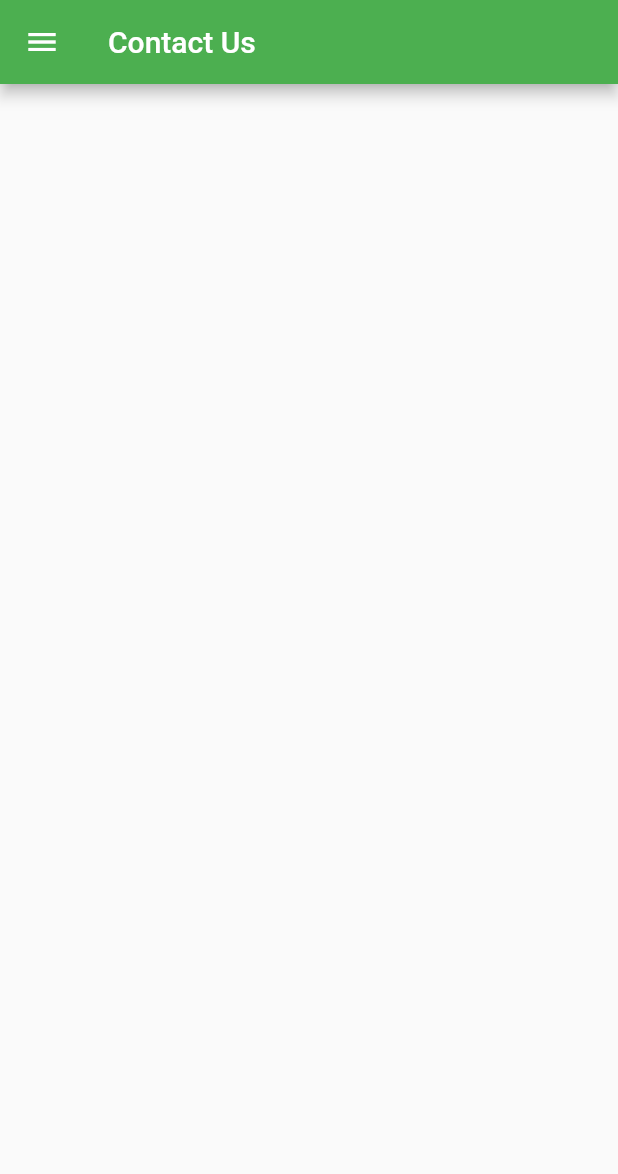
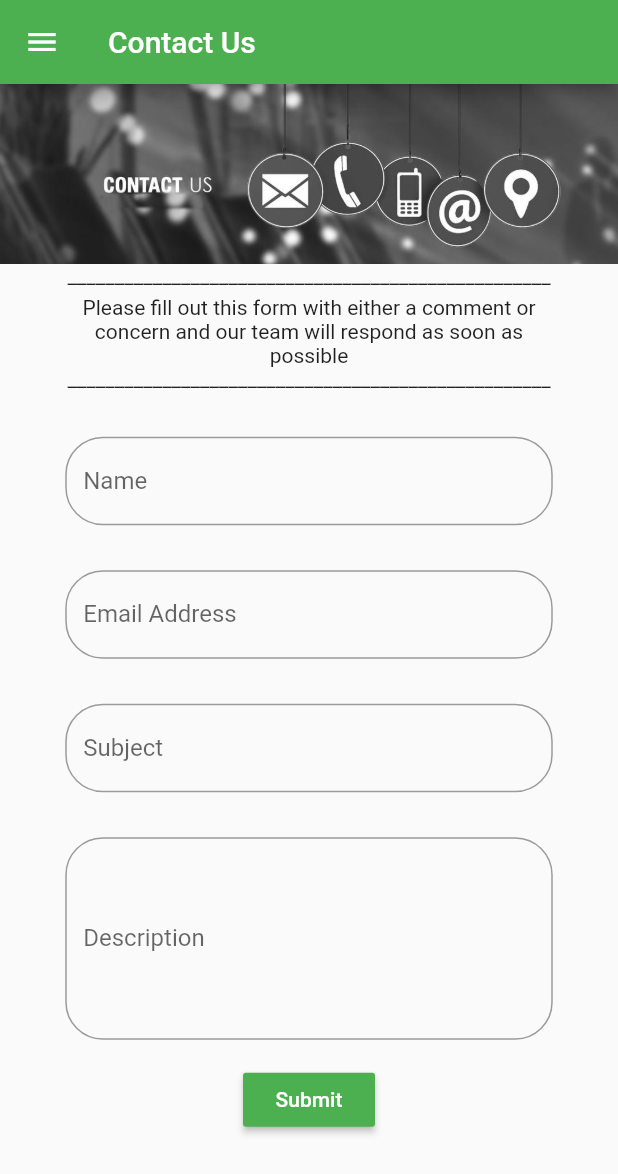
Before and after one commit to jmkurtz/SE330_HumanFactorsAndUserInterface, a Flutter app: the ContactUsPage screen opened directly, on a phone screen of 412 x 824 dp. Shown: the top 1174 px of the screen. Run offline on Flutter 3.47's test engine with Material 2 defaults, Android fonts, the phone set to English and light mode, and no system bars; our stand-ins replace sqflite; accounts and stored records are empty.

Commit message:
Finished Contact Page
-Finished the Contact Page
-Added more folder structure
-Added an image for the contact page
-Added Widgets as assets

```diff
--- /dev/null
+++ b/store_app/lib/Helpers/notificationHelper.dart
@@ -0,0 +1,5 @@
+class NotificationHelper{
+    createNotification() async {
+
+    }
+}
--- /dev/null
+++ b/store_app/lib/Widgets/Inputs/descriptionBox.dart
@@ -0,0 +1,41 @@
+import 'package:flutter/material.dart';
+
+class DescriptionBox extends StatefulWidget {
+  DescriptionBox({Key key, this.height = 50, this.width = 325, this.labelText, this.hintText, this.errorText}) : super(key: key);
+
+  final double width;
+  final double height;
+  final String labelText;
+  final String hintText;
+  final String errorText;
+
+  @override
+  _DescriptionBoxState createState() => _DescriptionBoxState();
+}
+
+class _DescriptionBoxState extends State<DescriptionBox> {
+  @override
+  Widget build(BuildContext context) {
+    return new Container(
+      width: widget.width,
+      child: new TextFormField(
+        maxLines: 5,
+        decoration: new InputDecoration(
+          labelText: widget.labelText,
+          hintText: widget.hintText,
+          fillColor: Colors.white,
+          border: new OutlineInputBorder(
+            borderRadius: new BorderRadius.circular(25.0),
+            borderSide: BorderSide(),
+          ),
+        ),
+        validator: (value) {
+          if(value.isEmpty){
+            return widget.errorText;
+          }
+          return null;
+        },
+      )
+    );
+  }
+}
--- /dev/null
+++ b/store_app/lib/Widgets/Inputs/emailBox.dart
@@ -0,0 +1,39 @@
+import 'package:flutter/material.dart';
+
+class EmailBox extends StatefulWidget {
+  EmailBox({Key key, this.width = 325, this.labelText, this.hintText, this.errorText}) : super(key: key);
+
+  final double width;
+  final String labelText;
+  final String hintText;
+  final String errorText;
+  @override
+  _EmailBoxState createState() => _EmailBoxState();
+}
+
+class _EmailBoxState extends State<EmailBox> {
+  @override
+  Widget build(BuildContext context) {
+    return new Container(
+      width: widget.width,
+      child: new TextFormField(
+        decoration: new InputDecoration(
+          labelText: widget.labelText,
+          hintText: widget.hintText,
+          fillColor: Colors.white,
+          border: new OutlineInputBorder(
+            borderRadius: new BorderRadius.circular(25.0),
+            borderSide: BorderSide(),
+          ),
+        ),
+        validator: (value) {
+          if(value.isEmpty){
+            return widget.errorText;
+          }
+          return null;
+        },
+        keyboardType: TextInputType.emailAddress,
+      )
+    );
+  }
+}
--- /dev/null
+++ b/store_app/lib/Widgets/Inputs/inputBox.dart
@@ -0,0 +1,39 @@
+import 'package:flutter/material.dart';
+
+class InputBox extends StatefulWidget {
+  InputBox({Key key, this.width = 325, this.labelText, this.hintText, this.errorText}) : super(key: key);
+
+  final double width;
+  final String labelText;
+  final String hintText;
+  final String errorText;
+
+  @override
+  _InputBoxState createState() => _InputBoxState();
+}
+
+class _InputBoxState extends State<InputBox> {
+  @override
+  Widget build(BuildContext context) {
+    return new Container(
+      width: widget.width,
+      child: new TextFormField(
+        decoration: new InputDecoration(
+          labelText: widget.labelText,
+          hintText: widget.hintText,
+          fillColor: Colors.white,
+          border: new OutlineInputBorder(
+            borderRadius: new BorderRadius.circular(25.0),
+            borderSide: BorderSide(),
+          ),
+        ),
+        validator: (value) {
+          if(value.isEmpty){
+            return widget.errorText;
+          }
+          return null;
+        },
+      )
+    );
+  }
+}
--- a/store_app/lib/menuDrawer.dart
+++ b/store_app/lib/Widgets/menuDrawer.dart
@@ -5,22 +5,11 @@ import 'package:store_app/searchPage.dart';
 import 'package:store_app/sellPage.dart';
 import 'package:store_app/settingsPage.dart';
 
-import 'aboutUsPage.dart';
-import 'contactUsPage.dart';
+import '../aboutUsPage.dart';
+import '../contactUsPage.dart';
 
 class MenuDrawer extends StatefulWidget {
-  MenuDrawer({Key key, this.title}) : super(key: key);
-
-  // This widget is the home page of your application. It is stateful, meaning
-  // that it has a State object (defined below) that contains fields that affect
-  // how it looks.
-
-  // This class is the configuration for the state. It holds the values (in this
-  // case the title) provided by the parent (in this case the App widget) and
-  // used by the build method of the State. Fields in a Widget subclass are
-  // always marked "final".
-
-  final String title;
+  MenuDrawer({Key key}) : super(key: key);
 
   @override
   _MenuDrawerState createState() => _MenuDrawerState();
--- a/store_app/lib/aboutUsPage.dart
+++ b/store_app/lib/aboutUsPage.dart
@@ -1,5 +1,5 @@
 import 'package:flutter/material.dart';
-import 'package:store_app/menuDrawer.dart';
+import 'package:store_app/Widgets/menuDrawer.dart';
 
 class AboutUsPage extends StatefulWidget {
   AboutUsPage({Key key, this.title}) : super(key: key);
--- a/store_app/lib/cartPage.dart
+++ b/store_app/lib/cartPage.dart
@@ -1,8 +1,8 @@
 import 'dart:math';
 
 import 'package:flutter/material.dart';
-import 'package:store_app/databaseHelper.dart';
-import 'package:store_app/menuDrawer.dart';
+import 'package:store_app/Helpers/databaseHelper.dart';
+import 'package:store_app/Widgets/menuDrawer.dart';
 
 class CartPage extends StatefulWidget {
   CartPage({Key key, this.title}) : super(key: key);
--- a/store_app/lib/contactUsPage.dart
+++ b/store_app/lib/contactUsPage.dart
@@ -1,18 +1,13 @@
 import 'package:flutter/material.dart';
-import 'package:store_app/menuDrawer.dart';
+import 'package:store_app/Widgets/menuDrawer.dart';
+
+import 'Widgets/Inputs/descriptionBox.dart';
+import 'Widgets/Inputs/emailBox.dart';
+import 'Widgets/Inputs/inputBox.dart';
+import 'homePage.dart';
 
 class ContactUsPage extends StatefulWidget {
   ContactUsPage({Key key, this.title}) : super(key: key);
-
-  // This widget is the home page of your application. It is stateful, meaning
-  // that it has a State object (defined below) that contains fields that affect
-  // how it looks.
-
-  // This class is the configuration for the state. It holds the values (in this
-  // case the title) provided by the parent (in this case the App widget) and
-  // used by the build method of the State. Fields in a Widget subclass are
-  // always marked "final".
-
   final String title;
 
   @override
@@ -23,13 +18,71 @@ class _ContactUsPageState extends State<ContactUsPage> {
 
   @override
   Widget build(BuildContext context) {
+    final _formKey = GlobalKey<FormState>();
     return Scaffold(
       appBar: AppBar(
         title: Text(widget.title)
       ),
-      body: Center(
-        child: Column(
-        ),
+      body: SingleChildScrollView(
+        child: Center(
+          child: Form(
+              key: _formKey,
+              child: Column(
+                crossAxisAlignment: CrossAxisAlignment.center,
+                children: <Widget>[
+                  new Image(
+                    image: new AssetImage('assets/images/contactUs.jpg')
+                  ),
+                  new Container(width: 325, child: new Text(
+                      '___________________________________________________', textAlign: TextAlign.center,),),
+                  new Padding(padding: EdgeInsets.only(top: 5),),
+                  new Container( width: 325, child: new Text(
+                      'Please fill out this form with either a comment or concern and our team will respond as soon as possible',  textAlign: TextAlign.center,),),
+                  new Container( width: 325, child: new Text(
+                      '___________________________________________________', textAlign: TextAlign.center,),),
+                  new Padding(padding: EdgeInsets.only(top: 30),),
+                  InputBox(
+                    hintText: "Enter your name",
+                    labelText: "Name",
+                    errorText: "Please enter in a name",
+                    width: 325
+                  ),
+                  new Padding(padding: EdgeInsets.only(top: 30),),
+                  EmailBox(
+                    hintText: "Enter your email address",
+                    labelText: "Email Address",
+                    errorText: "Please enter in a valid email address",
+                  ),
+                  new Padding(padding: EdgeInsets.only(top: 30),),
+                  InputBox(
+                    hintText: "Enter the subject",
+                    labelText: "Subject",
+                    errorText: "Please enter a subject",
+                  ),
+                  new Padding(padding: EdgeInsets.only(top: 30),),
+                  DescriptionBox(
+                    hintText: "Enter the description",
+                    labelText: "Description",
+                    errorText: "Please enter a description",
+                  ),
+                  Padding(
+                    padding: const EdgeInsets.symmetric( vertical: 16.0 ),
+                    child: RaisedButton(
+                      onPressed: () {
+                        Navigator.push(
+                          context,
+                          MaterialPageRoute(builder: (context) => MyHomePage(title: 'Homepage')),
+                        );
+                      },
+                      color: Theme.of(context).primaryColor,
+                      textColor: Colors.white,
+                      child: Text('Submit'),
+                    ),
+                  ),
+                ],
+              ),
+            ),
+          ),
       ),
       drawer: MenuDrawer()
     );
--- a/store_app/lib/homePage.dart
+++ b/store_app/lib/homePage.dart
@@ -1,5 +1,5 @@
 import 'package:flutter/material.dart';
-import 'package:store_app/menuDrawer.dart';
+import 'package:store_app/Widgets/menuDrawer.dart';
 
 class MyHomePage extends StatefulWidget {
   MyHomePage({Key key, this.title}) : super(key: key);
--- a/store_app/lib/main.dart
+++ b/store_app/lib/main.dart
@@ -19,7 +19,7 @@ class MyApp extends StatelessWidget {
         // or simply save your changes to "hot reload" in a Flutter IDE).
         // Notice that the counter didn't reset back to zero; the application
         // is not restarted.
-        primarySwatch: Colors.green,
+        primaryColor: Colors.green
       ),
       home: MyHomePage(title: 'Homepage'),
     );
--- a/store_app/lib/searchPage.dart
+++ b/store_app/lib/searchPage.dart
@@ -1,5 +1,5 @@
 import 'package:flutter/material.dart';
-import 'package:store_app/menuDrawer.dart';
+import 'package:store_app/Widgets/menuDrawer.dart';
 
 class SearchPage extends StatefulWidget {
   SearchPage({Key key, this.title}) : super(key: key);
--- a/store_app/lib/sellPage.dart
+++ b/store_app/lib/sellPage.dart
@@ -1,5 +1,5 @@
 import 'package:flutter/material.dart';
-import 'package:store_app/menuDrawer.dart';
+import 'package:store_app/Widgets/menuDrawer.dart';
 
 class SellPage extends StatefulWidget {
   SellPage({Key key, this.title}) : super(key: key);
--- a/store_app/lib/settingsPage.dart
+++ b/store_app/lib/settingsPage.dart
@@ -1,5 +1,6 @@
 import 'package:flutter/material.dart';
-import 'package:store_app/menuDrawer.dart';
+import 'package:store_app/Helpers/notificationHelper.dart';
+import 'package:store_app/Widgets/menuDrawer.dart';
 
 class SettingsPage extends StatefulWidget {
   SettingsPage({Key key, this.title}) : super(key: key);
@@ -20,6 +21,7 @@ class SettingsPage extends StatefulWidget {
 }
 
 class _SettingsPageState extends State<SettingsPage> {
+  var notifications = NotificationHelper();
 
   @override
   Widget build(BuildContext context) {
@@ -29,6 +31,16 @@ class _SettingsPageState extends State<SettingsPage> {
       ),
       body: Center(
         child: Column(
+          mainAxisSize: MainAxisSize.min,
+          children: <Widget>[
+            const RaisedButton(
+              onPressed: null,
+              child: Text(
+                'Push Notifications',
+                style: TextStyle(fontSize: 20)
+              ),
+            ),
+          ]
         ),
       ),
       drawer: MenuDrawer()
--- a/store_app/pubspec.yaml
+++ b/store_app/pubspec.yaml
@@ -40,6 +40,7 @@ dev_dependencies:
 flutter:
   assets:
     - assets/images/movieLogo.png
+    - assets/images/contactUs.jpg
     - assets/posters/
   # The following line ensures that the Material Icons font is
   # included with your application, so that you can use the icons in
```
Also changed, not shown: store_app/assets/images/contactUs.jpg (added), store_app/lib/Helpers/databaseHelper.dart (renamed from store_app/lib/databaseHelper.dart).
